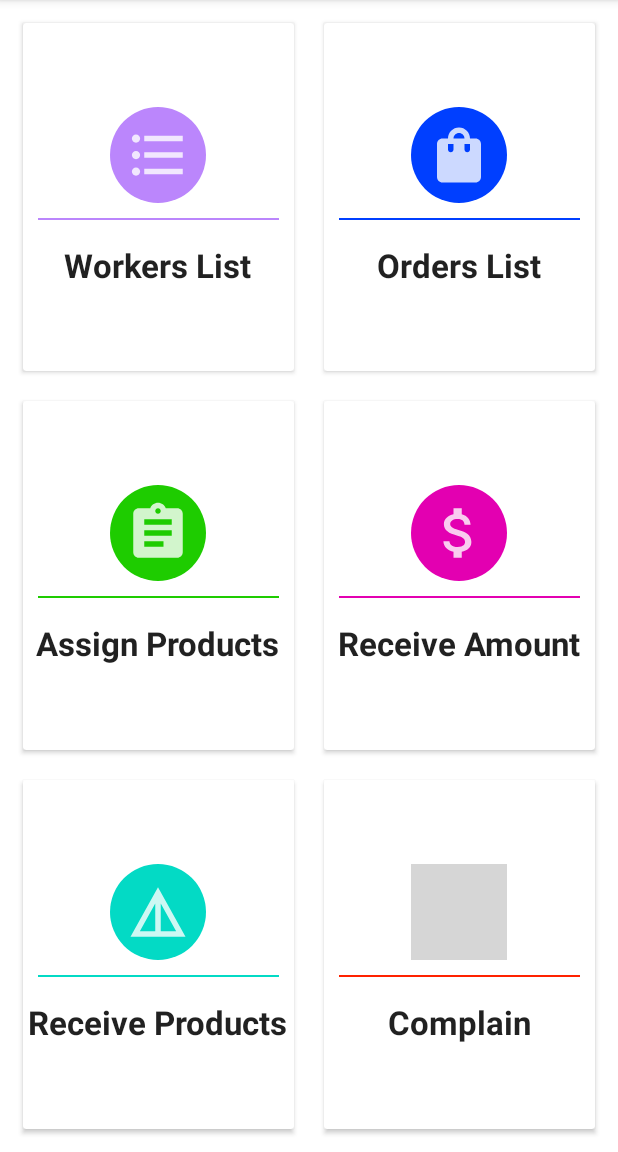
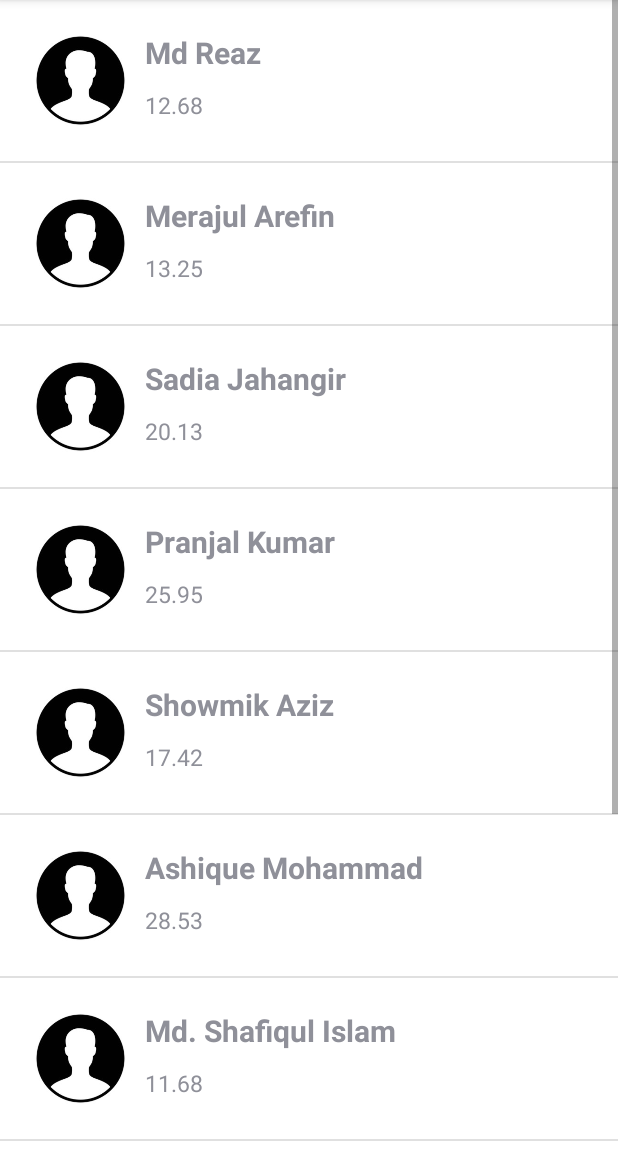
Before and after one commit to j0ker70/HackTheVerse_TeamTetragon, an Android app: the ManagerHomeActivity screen opened directly, with no data from a screen before it, after a tap on "Workers List", on a phone screen of 412 x 824 dp, the part 84-1236 px from its top. Run offline under Robolectric (Android 15) with nearby library versions, the phone set to English and light mode, and no system bars; grey boxes are pictures that could not be loaded.

Commit message:
workers list shown

```diff
--- a/SecureDelivery/app/src/main/AndroidManifest.xml
+++ b/SecureDelivery/app/src/main/AndroidManifest.xml
@@ -9,7 +9,8 @@
         android:roundIcon="@mipmap/ic_launcher_round"
         android:supportsRtl="true"
         android:theme="@style/Theme.SecureDelivery">
-        <activity android:name=".CustomerHomeActivity"></activity>
+        <activity android:name=".WorkersListActivity"></activity>
+        <activity android:name=".CustomerHomeActivity" />
         <activity android:name=".ManagerHomeActivity" />
         <activity android:name=".WorkerHomeActivity" />
         <activity android:name=".LoginActivity" />
--- a/SecureDelivery/app/src/main/java/com/example/securedelivery/ManagerHomeActivity.java
+++ b/SecureDelivery/app/src/main/java/com/example/securedelivery/ManagerHomeActivity.java
@@ -2,6 +2,7 @@ package com.example.securedelivery;
 
 import androidx.appcompat.app.AppCompatActivity;
 
+import android.content.Intent;
 import android.os.Bundle;
 import android.view.View;
 import android.widget.Toast;
@@ -15,7 +16,7 @@ public class ManagerHomeActivity extends AppCompatActivity {
     }
 
     public void workersList(View view) {
-        Toast.makeText(ManagerHomeActivity.this, "I am here", Toast.LENGTH_SHORT).show();
+        startActivity(new Intent(ManagerHomeActivity.this, WorkersListActivity.class));
     }
 
     public void ordersList(View view) {
--- /dev/null
+++ b/SecureDelivery/app/src/main/java/com/example/securedelivery/WorkersListActivity.java
@@ -0,0 +1,74 @@
+package com.example.securedelivery;
+
+import androidx.annotation.NonNull;
+import androidx.annotation.Nullable;
+import androidx.appcompat.app.AppCompatActivity;
+
+import android.content.Context;
+import android.os.Bundle;
+import android.view.LayoutInflater;
+import android.view.View;
+import android.view.ViewGroup;
+import android.widget.AdapterView;
+import android.widget.ArrayAdapter;
+import android.widget.ListView;
+import android.widget.TextView;
+import android.widget.Toast;
+
+public class WorkersListActivity extends AppCompatActivity {
+
+    @Override
+    protected void onCreate(Bundle savedInstanceState) {
+        super.onCreate(savedInstanceState);
+        setContentView(R.layout.activity_workers_list);
+
+        produceList();
+    }
+
+    private void produceList() {
+        ListView listView = findViewById(R.id.workerListViewId);
+        String workerName[] = {"Md Reaz", "Merajul Arefin", "Sadia Jahangir",
+                                "Pranjal Kumar", "Showmik Aziz", "Ashique Mohammad",
+                                "Md. Shafiqul Islam", "Nawmi Nujhat", "Munataha Tasnim", "Mohammad Badiuzzaman"};
+
+        double rating[] = {12.68, 13.25, 20.13, 25.95, 17.42, 28.53, 11.68, 22.63, 24.12, 19.82};
+
+
+        CustomAdapter customAdapter = new CustomAdapter(WorkersListActivity.this, workerName, rating);
+        listView.setAdapter(customAdapter);
+
+        listView.setOnItemClickListener((parent, view, position, id) -> {
+            Toast.makeText(WorkersListActivity.this, workerName[position], Toast.LENGTH_SHORT).show();
+        });
+
+    }
+
+    class CustomAdapter extends ArrayAdapter<String> {
+        Context context;
+        String rNames[];
+        double rRatings[];
+
+
+        public CustomAdapter(Context context, String names[], double ratings[]) {
+            super(context, R.layout.row, R.id.workerNameTextViewId, names);
+            this.context = context;
+            this.rNames = names;
+            this.rRatings = ratings;
+        }
+
+        @NonNull
+        @Override
+        public View getView(int position, @Nullable View convertView, @NonNull ViewGroup parent) {
+            LayoutInflater layoutInflater = (LayoutInflater) getApplicationContext().getSystemService(Context.LAYOUT_INFLATER_SERVICE);
+            View view = layoutInflater.inflate(R.layout.row, parent, false);
+
+            TextView myNames = view.findViewById(R.id.workerNameTextViewId);
+            TextView myRatings = view.findViewById(R.id.workerRatingTextViewId);
+
+            myNames.setText(rNames[position]);
+            myRatings.setText(Double.toString(rRatings[position]));
+
+            return view;
+        }
+    }
+}
--- /dev/null
+++ b/SecureDelivery/app/src/main/res/layout/activity_workers_list.xml
@@ -0,0 +1,18 @@
+<?xml version="1.0" encoding="utf-8"?>
+<LinearLayout xmlns:android="http://schemas.android.com/apk/res/android"
+    xmlns:app="http://schemas.android.com/apk/res-auto"
+    xmlns:tools="http://schemas.android.com/tools"
+    android:layout_width="match_parent"
+    android:layout_height="match_parent"
+    android:orientation="vertical"
+    tools:context=".WorkersListActivity">
+
+    <ListView
+        android:layout_width="match_parent"
+        android:layout_height="match_parent"
+        android:id="@+id/workerListViewId"
+        >
+
+    </ListView>
+
+</LinearLayout>
--- /dev/null
+++ b/SecureDelivery/app/src/main/res/layout/row.xml
@@ -0,0 +1,43 @@
+<?xml version="1.0" encoding="utf-8"?>
+<LinearLayout
+    xmlns:android="http://schemas.android.com/apk/res/android"
+    android:layout_width="match_parent"
+    android:layout_height="wrap_content"
+    android:orientation="horizontal"
+    android:padding="16dp"
+    >
+
+    <ImageView
+        android:layout_width="75dp"
+        android:layout_height="75dp"
+        android:src="@drawable/propic"
+        />
+
+    <LinearLayout
+        android:layout_width="match_parent"
+        android:layout_height="wrap_content"
+        android:orientation="vertical"
+        >
+
+        <TextView
+            android:layout_width="match_parent"
+            android:layout_height="wrap_content"
+            android:text="@string/name"
+            android:textStyle="bold"
+            android:textSize="20sp"
+            android:layout_margin="5dp"
+            android:id="@+id/workerNameTextViewId"
+            />
+
+        <TextView
+            android:layout_width="match_parent"
+            android:layout_height="wrap_content"
+            android:text="@string/performance_rating"
+            android:layout_margin="5dp"
+            android:textSize="15sp"
+            android:id="@+id/workerRatingTextViewId"
+            />
+
+    </LinearLayout>
+
+</LinearLayout>
--- a/SecureDelivery/app/src/main/res/values/strings.xml
+++ b/SecureDelivery/app/src/main/res/values/strings.xml
@@ -19,4 +19,6 @@
     <string name="receive_transactions">Receive Amount</string>
     <string name="undelivered_products">Receive Products</string>
     <string name="complain">Complain</string>
+    <string name="name">Name</string>
+    <string name="performance_rating">Performance Rating</string>
 </resources>
```
Also changed, not shown: SecureDelivery/app/src/main/res/drawable/propic.jpg (added).
